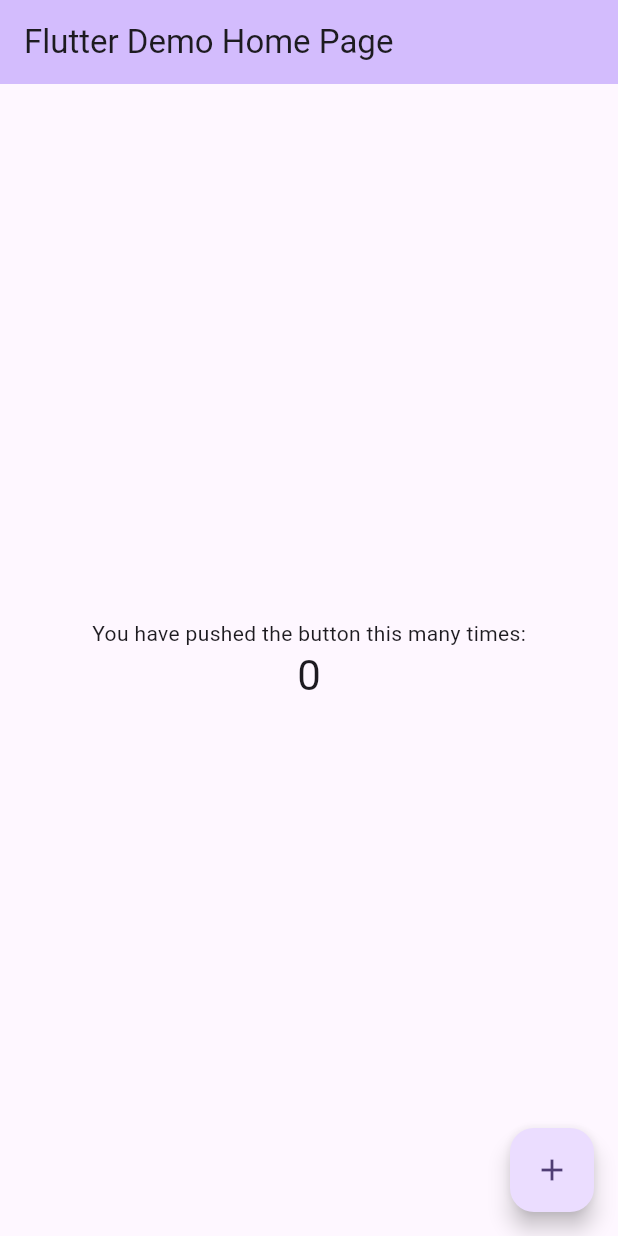
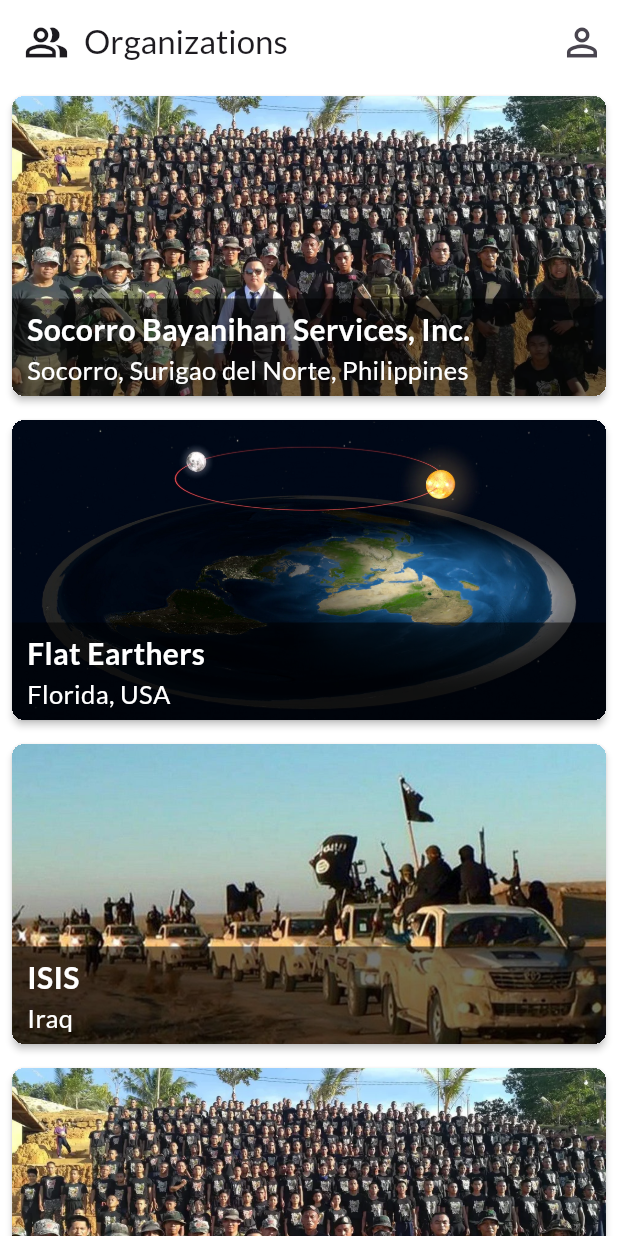
Before and after one commit to SadieBeltran/CMSC-23-Elbi-Donation-System, a Flutter app: the screen it shows after launch, on a phone screen of 412 x 824 dp. Run offline on Flutter 3.47's test engine with Material 3 defaults, Android fonts, the phone set to English and light mode, and no system bars; our stand-ins replace flutter_riverpod, google_fonts.

Commit message:
ui: Create donor's homepage screen

```diff
--- /dev/null
+++ b/lib/custom_widgets/donor_views/homepage/organizations_list_view.dart
@@ -0,0 +1,24 @@
+import 'package:elbi_donation_system/custom_widgets/donor_views/homepage/organizations_list_view_item.dart';
+import 'package:flutter/material.dart';
+import 'package:flutter_riverpod/flutter_riverpod.dart';
+// data model
+import 'package:elbi_donation_system/data_models/organization.dart';
+// provider
+import 'package:elbi_donation_system/providers/dummy_data_provider.dart';
+
+class OrganizationsListView extends ConsumerWidget {
+  const OrganizationsListView({super.key});
+
+  @override
+  Widget build(BuildContext context, WidgetRef ref) {
+    // get the list of organizations from the provider
+    final List<Organization> organizationsList = ref.watch(dummyDataProvider);
+
+    return ListView.builder(
+      itemCount: organizationsList.length,
+      itemBuilder: (ctx, index) => OrganizationsListViewItem(
+        org: organizationsList[index],
+      ),
+    );
+  }
+}
--- /dev/null
+++ b/lib/custom_widgets/donor_views/homepage/organizations_list_view_item.dart
@@ -0,0 +1,95 @@
+import 'package:flutter/material.dart';
+// data model
+import 'package:elbi_donation_system/data_models/organization.dart';
+// screens
+import 'package:elbi_donation_system/screens/donor_screens/donate_screen.dart';
+
+class OrganizationsListViewItem extends StatelessWidget {
+  const OrganizationsListViewItem({
+    required this.org,
+    super.key,
+  });
+
+  // properties
+  final Organization org;
+
+  @override
+  Widget build(BuildContext context) {
+    return Card(
+      margin: const EdgeInsets.all(8),
+      shape: RoundedRectangleBorder(
+        borderRadius: BorderRadius.circular(8),
+      ),
+      clipBehavior: Clip.hardEdge,
+      elevation: 2,
+      child: InkWell(
+        // Inkwell makes the content of the card tapable
+        onTap: () {
+          Navigator.of(context).push(
+            MaterialPageRoute(
+              builder: (ctx) => DonateScreen(org: org,),
+            ),
+          );
+        },
+        splashColor: Colors.black,
+        child: Stack(
+          children: [
+            // Hero() is a built-in flutter widget that allows images to animate
+            // to the same image into the next screen
+            Hero(
+              tag: org.id!,
+              child: Image.asset(
+                org.orgImagePath,
+                fit: BoxFit.cover,
+                height: 200,
+                width: double.infinity,
+              ),
+            ),
+            // Positioned widget positions a widget on top of another widget in the stack
+            Positioned(
+              // make the child widget container be positioned in the bottom of the
+              // previous widget in the stack, and span left to right
+              bottom: 0,
+              left: 0,
+              right: 0,
+              child: Container(
+                color: Colors.black54,
+                padding:
+                    const EdgeInsets.symmetric(vertical: 6, horizontal: 10),
+                child: Column(
+                  crossAxisAlignment: CrossAxisAlignment.start,
+                  children: [
+                    Text(
+                      org.organizationName,
+                      textAlign: TextAlign.start,
+                      softWrap: true,
+                      overflow: TextOverflow
+                          .ellipsis, // for handling overflow for very long texts
+                      style: const TextStyle(
+                        fontSize: 20,
+                        fontWeight: FontWeight.bold,
+                        color: Colors.white,
+                      ),
+                    ),
+                    // const SizedBox(height: ),
+                    Text(
+                      org.addresses[0],
+                      textAlign: TextAlign.start,
+                      softWrap: true,
+                      overflow: TextOverflow
+                          .ellipsis, // for handling overflow for very long texts
+                      style: const TextStyle(
+                        fontSize: 17,
+                        color: Colors.white,
+                      ),
+                    ),
+                  ],
+                ),
+              ),
+            ),
+          ],
+        ),
+      ),
+    );
+  }
+}
--- a/lib/data/dummy_organizations.dart
+++ b/lib/data/dummy_organizations.dart
@@ -11,7 +11,7 @@ final List<Organization> dummyOrganizations = [
     contactNumber: '0998765432',
     organizationName: 'Socorro Bayanihan Services, Inc.',
     proofsOfLegitimacy: [],
-    orgImagePath: 'assets\images\org_images\kulto.png',
+    orgImagePath: 'assets/images/org_images/kulto.png',
   ),
   Organization(
     name: 'Bob Jones',
@@ -21,16 +21,46 @@ final List<Organization> dummyOrganizations = [
     contactNumber: '0998765432',
     organizationName: 'Flat Earthers',
     proofsOfLegitimacy: [],
-    orgImagePath: 'assets\images\org_images\isis.jpg',
+    orgImagePath: 'assets/images/org_images/flat-earth.png',
   ),
   Organization(
     name: 'Abdul Ahmed',
     username: 'abdul_ahmed',
     password: '123456789',
-    addresses: ['Somewhere in Iraq'],
+    addresses: ['Iraq'],
     contactNumber: '0912345678',
     organizationName: 'ISIS',
     proofsOfLegitimacy: [],
-    orgImagePath: 'assets\images\org_images\isis.jpg',
+    orgImagePath: 'assets/images/org_images/isis.jpg',
+  ),
+  Organization(
+    name: 'Pastor Agila',
+    username: 'pastor_agila',
+    password: '123456789',
+    addresses: ['Socorro, Surigao del Norte, Philippines'],
+    contactNumber: '0998765432',
+    organizationName: 'Socorro Bayanihan Services, Inc.',
+    proofsOfLegitimacy: [],
+    orgImagePath: 'assets/images/org_images/kulto.png',
+  ),
+  Organization(
+    name: 'Bob Jones',
+    username: 'earthIsFlat',
+    password: '123456789',
+    addresses: ['Florida, USA'],
+    contactNumber: '0998765432',
+    organizationName: 'Flat Earthers',
+    proofsOfLegitimacy: [],
+    orgImagePath: 'assets/images/org_images/flat-earth.png',
+  ),
+  Organization(
+    name: 'Abdul Ahmed',
+    username: 'abdul_ahmed',
+    password: '123456789',
+    addresses: ['Iraq'],
+    contactNumber: '0912345678',
+    organizationName: 'ISIS',
+    proofsOfLegitimacy: [],
+    orgImagePath: 'assets/images/org_images/isis.jpg',
   ),
 ];
--- a/lib/main.dart
+++ b/lib/main.dart
@@ -1,125 +1,38 @@
 import 'package:flutter/material.dart';
+import 'package:flutter_riverpod/flutter_riverpod.dart';
+import 'package:google_fonts/google_fonts.dart';
+import 'package:flutter/services.dart';
+// screens
+import 'package:elbi_donation_system/screens/donor_screens/donor_home_page.dart';
 
 void main() {
-  runApp(const MyApp());
+  // change the color of the device's navigation bar to match the background of the app
+  SystemChrome.setSystemUIOverlayStyle(
+    const SystemUiOverlayStyle(
+      systemNavigationBarColor: Colors.transparent,
+    ),
+  );
+
+  runApp(
+    const ProviderScope(
+      child: ElbiUnity(),
+    ),
+  );
 }
 
-class MyApp extends StatelessWidget {
-  const MyApp({super.key});
+class ElbiUnity extends StatelessWidget {
+  const ElbiUnity({super.key});
 
-  // This widget is the root of your application.
   @override
   Widget build(BuildContext context) {
     return MaterialApp(
-      title: 'Flutter Demo',
+      debugShowCheckedModeBanner: false,
       theme: ThemeData(
-        // This is the theme of your application.
-        //
-        // TRY THIS: Try running your application with "flutter run". You'll see
-        // the application has a purple toolbar. Then, without quitting the app,
-        // try changing the seedColor in the colorScheme below to Colors.green
-        // and then invoke "hot reload" (save your changes or press the "hot
-        // reload" button in a Flutter-supported IDE, or press "r" if you used
-        // the command line to start the app).
-        //
-        // Notice that the counter didn't reset back to zero; the application
-        // state is not lost during the reload. To reset the state, use hot
-        // restart instead.
-        //
-        // This works for code too, not just values: Most code changes can be
-        // tested with just a hot reload.
-        colorScheme: ColorScheme.fromSeed(seedColor: Colors.deepPurple),
-        useMaterial3: true,
+        textTheme: GoogleFonts.latoTextTheme(
+          Theme.of(context).textTheme,
+        ),
       ),
-      home: const MyHomePage(title: 'Flutter Demo Home Page'),
+      home: const DonorHomePage(),
     );
   }
 }
-
-class MyHomePage extends StatefulWidget {
-  const MyHomePage({super.key, required this.title});
-
-  // This widget is the home page of your application. It is stateful, meaning
-  // that it has a State object (defined below) that contains fields that affect
-  // how it looks.
-
-  // This class is the configuration for the state. It holds the values (in this
-  // case the title) provided by the parent (in this case the App widget) and
-  // used by the build method of the State. Fields in a Widget subclass are
-  // always marked "final".
-
-  final String title;
-
-  @override
-  State<MyHomePage> createState() => _MyHomePageState();
-}
-
-class _MyHomePageState extends State<MyHomePage> {
-  int _counter = 0;
-
-  void _incrementCounter() {
-    setState(() {
-      // This call to setState tells the Flutter framework that something has
-      // changed in this State, which causes it to rerun the build method below
-      // so that the display can reflect the updated values. If we changed
-      // _counter without calling setState(), then the build method would not be
-      // called again, and so nothing would appear to happen.
-      _counter++;
-    });
-  }
-
-  @override
-  Widget build(BuildContext context) {
-    // This method is rerun every time setState is called, for instance as done
-    // by the _incrementCounter method above.
-    //
-    // The Flutter framework has been optimized to make rerunning build methods
-    // fast, so that you can just rebuild anything that needs updating rather
-    // than having to individually change instances of widgets.
-    return Scaffold(
-      appBar: AppBar(
-        // TRY THIS: Try changing the color here to a specific color (to
-        // Colors.amber, perhaps?) and trigger a hot reload to see the AppBar
-        // change color while the other colors stay the same.
-        backgroundColor: Theme.of(context).colorScheme.inversePrimary,
-        // Here we take the value from the MyHomePage object that was created by
-        // the App.build method, and use it to set our appbar title.
-        title: Text(widget.title),
-      ),
-      body: Center(
-        // Center is a layout widget. It takes a single child and positions it
-        // in the middle of the parent.
-        child: Column(
-          // Column is also a layout widget. It takes a list of children and
-          // arranges them vertically. By default, it sizes itself to fit its
-          // children horizontally, and tries to be as tall as its parent.
-          //
-          // Column has various properties to control how it sizes itself and
-          // how it positions its children. Here we use mainAxisAlignment to
-          // center the children vertically; the main axis here is the vertical
-          // axis because Columns are vertical (the cross axis would be
-          // horizontal).
-          //
-          // TRY THIS: Invoke "debug painting" (choose the "Toggle Debug Paint"
-          // action in the IDE, or press "p" in the console), to see the
-          // wireframe for each widget.
-          mainAxisAlignment: MainAxisAlignment.center,
-          children: <Widget>[
-            const Text(
-              'You have pushed the button this many times:',
-            ),
-            Text(
-              '$_counter',
-              style: Theme.of(context).textTheme.headlineMedium,
-            ),
-          ],
-        ),
-      ),
-      floatingActionButton: FloatingActionButton(
-        onPressed: _incrementCounter,
-        tooltip: 'Increment',
-        child: const Icon(Icons.add),
-      ), // This trailing comma makes auto-formatting nicer for build methods.
-    );
-  }
-}
--- /dev/null
+++ b/lib/screens/donor_screens/donor_home_page.dart
@@ -0,0 +1,53 @@
+import 'package:elbi_donation_system/custom_widgets/donor_views/homepage/organizations_list_view.dart';
+import 'package:flutter/material.dart';
+import 'package:flutter_riverpod/flutter_riverpod.dart';
+// data model
+import 'package:elbi_donation_system/data_models/organization.dart';
+// provider
+import 'package:elbi_donation_system/providers/dummy_data_provider.dart';
+
+class DonorHomePage extends ConsumerWidget {
+  const DonorHomePage({super.key});
+
+  @override
+  Widget build(BuildContext context, WidgetRef ref) {
+    // get the list of organizations from the provider
+    final List<Organization> organizationsList = ref.watch(dummyDataProvider);
+    const double iconSize = 30;
+
+    // this variable will hold the content to be shown on the body of the Scaffold()
+    late Widget bodyContent;
+
+    // identify the content to be shown in this screen
+    if (organizationsList.isNotEmpty) {
+      bodyContent = OrganizationsListView();
+    } else {}
+
+    return Scaffold(
+      backgroundColor: Colors.white,
+      appBar: AppBar(
+        backgroundColor: Colors.white,
+        title: const Row(
+          children: [
+            Icon(
+              Icons.people_alt_outlined,
+              size: iconSize,
+            ),
+            SizedBox(width: 10),
+            Text('Organizations'),
+          ],
+        ),
+        actions: [
+          IconButton(
+            onPressed: () {},
+            icon: const Icon(
+              Icons.person_outline,
+              size: iconSize,
+            ),
+          ),
+        ],
+      ),
+      body: bodyContent,
+    );
+  }
+}
```
Also changed, not shown: lib/screens/donor_screens/donate_screen.dart (added, +87 -0 lines), pubspec.yaml (+5 -3 lines), pubspec.lock, 1 other file.
